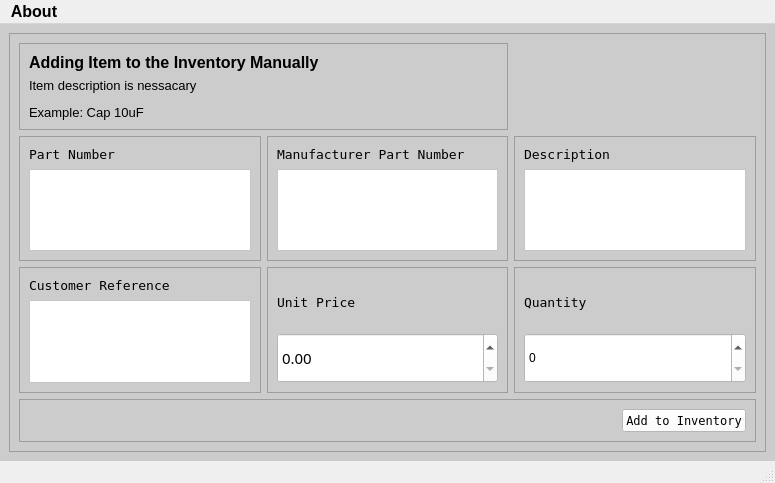
Before: the Qt Designer form Program_Files/UI_Files/adding_item_window.ui in Thomas1B/Electronics-Inventory-Program, drawn with Qt 5.
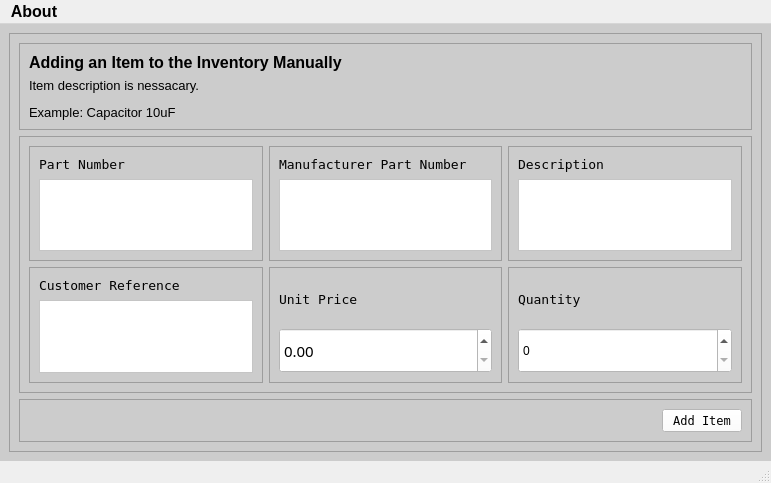
After: the same form once the commit is applied. Icons and pictures are not drawn.

What changed in the file:
```diff
--- a/Program_Files/UI_Files/adding_item_window.ui
+++ b/Program_Files/UI_Files/adding_item_window.ui
@@ -6,7 +6,7 @@
    <rect>
     <x>0</x>
     <y>0</y>
-    <width>775</width>
+    <width>771</width>
     <height>483</height>
    </rect>
   </property>
@@ -54,8 +54,8 @@
       <property name="frameShadow">
        <enum>QFrame::Raised</enum>
       </property>
-      <layout class="QGridLayout" name="gridLayout_2">
-       <item row="0" column="0" colspan="2">
+      <layout class="QVBoxLayout" name="verticalLayout">
+       <item>
         <widget class="QFrame" name="frame_8">
          <property name="frameShape">
           <enum>QFrame::StyledPanel</enum>
@@ -73,7 +73,7 @@
              </font>
             </property>
             <property name="text">
-             <string>&lt;html&gt;&lt;head/&gt;&lt;body&gt;&lt;p&gt;&lt;span style=&quot; font-weight:600;&quot;&gt;Adding Item to the Inventory Manually&lt;/span&gt;&lt;/p&gt;&lt;/body&gt;&lt;/html&gt;</string>
+             <string>&lt;html&gt;&lt;head/&gt;&lt;body&gt;&lt;p&gt;&lt;span style=&quot; font-weight:600;&quot;&gt;Adding an Item to the Inventory Manually&lt;/span&gt;&lt;/p&gt;&lt;/body&gt;&lt;/html&gt;</string>
             </property>
             <property name="alignment">
              <set>Qt::AlignLeading|Qt::AlignLeft|Qt::AlignTop</set>
@@ -89,7 +89,7 @@
              </font>
             </property>
             <property name="text">
-             <string>&lt;html&gt;&lt;head/&gt;&lt;body&gt;&lt;p&gt;Item description is nessacary&lt;/p&gt;&lt;p&gt;Example: Cap 10uF&lt;/p&gt;&lt;/body&gt;&lt;/html&gt;</string>
+             <string>&lt;html&gt;&lt;head/&gt;&lt;body&gt;&lt;p&gt;Item description is nessacary.&lt;/p&gt;&lt;p&gt;Example: Capacitor 10uF&lt;/p&gt;&lt;/body&gt;&lt;/html&gt;</string>
             </property>
             <property name="alignment">
              <set>Qt::AlignLeading|Qt::AlignLeft|Qt::AlignTop</set>
@@ -99,49 +99,17 @@
          </layout>
         </widget>
        </item>
-       <item row="3" column="0" colspan="3">
-        <widget class="QFrame" name="frame_9">
+       <item>
+        <widget class="QFrame" name="entries_frame">
          <property name="frameShape">
           <enum>QFrame::StyledPanel</enum>
          </property>
          <property name="frameShadow">
           <enum>QFrame::Raised</enum>
          </property>
-         <layout class="QHBoxLayout" name="horizontalLayout">
-          <item>
-           <spacer name="horizontalSpacer">
-            <property name="orientation">
-             <enum>Qt::Horizontal</enum>
-            </property>
-            <property name="sizeHint" stdset="0">
-             <size>
-              <width>35</width>
-              <height>20</height>
-             </size>
-            </property>
-           </spacer>
-          </item>
-          <item>
-           <widget class="QPushButton" name="btn_add_to_inventory">
-            <property name="font">
-             <font>
-              <family>Terminal</family>
-             </font>
-            </property>
-            <property name="styleSheet">
-             <string notr="true">background-color: rgb(255, 255, 255);
-</string>
-            </property>
-            <property name="text">
-             <string>Add to Inventory</string>
-            </property>
-           </widget>
-          </item>
-         </layout>
-        </widget>
-       </item>
-       <item row="1" column="0">
-        <widget class="QFrame" name="frame_2">
+         <layout class="QGridLayout" name="gridLayout">
+          <item row="0" column="0">
+           <widget class="QFrame" name="part_num_frame">
          <property name="styleSheet">
           <string notr="true">border-color: rgb(0, 0, 0);</string>
          </property>
@@ -151,7 +119,7 @@
          <property name="frameShadow">
           <enum>QFrame::Raised</enum>
          </property>
-         <layout class="QVBoxLayout" name="verticalLayout">
+            <layout class="QVBoxLayout" name="verticalLayout_2">
           <item>
            <widget class="QLabel" name="label">
             <property name="font">
@@ -204,15 +172,113 @@
          </layout>
         </widget>
        </item>
-       <item row="2" column="0">
-        <widget class="QFrame" name="frame_5">
+          <item row="0" column="1">
+           <widget class="QFrame" name="manu_part_num_frame">
          <property name="frameShape">
           <enum>QFrame::StyledPanel</enum>
          </property>
          <property name="frameShadow">
           <enum>QFrame::Raised</enum>
          </property>
-         <layout class="QVBoxLayout" name="verticalLayout_2">
+            <layout class="QVBoxLayout" name="verticalLayout_5">
+             <item>
+              <widget class="QLabel" name="label_2">
+               <property name="font">
+                <font>
+                 <family>Terminal</family>
+                 <pointsize>10</pointsize>
+                </font>
+               </property>
+               <property name="text">
+                <string>Manufacturer Part Number</string>
+               </property>
+               <property name="alignment">
+                <set>Qt::AlignLeading|Qt::AlignLeft|Qt::AlignVCenter</set>
+               </property>
+              </widget>
+             </item>
+             <item>
+              <widget class="QPlainTextEdit" name="plainTextEdit_manu_part_number">
+               <property name="font">
+                <font>
+                 <family>Arial</family>
+                </font>
+               </property>
+               <property name="styleSheet">
+                <string notr="true">background-color: rgb(255, 255, 255);</string>
+               </property>
+               <property name="tabChangesFocus">
+                <bool>true</bool>
+               </property>
+               <property name="plainText">
+                <string/>
+               </property>
+               <property name="placeholderText">
+                <string/>
+               </property>
+              </widget>
+             </item>
+            </layout>
+           </widget>
+          </item>
+          <item row="0" column="2">
+           <widget class="QFrame" name="descrip_frame">
+            <property name="frameShape">
+             <enum>QFrame::StyledPanel</enum>
+            </property>
+            <property name="frameShadow">
+             <enum>QFrame::Raised</enum>
+            </property>
+            <layout class="QVBoxLayout" name="verticalLayout_8">
+             <item>
+              <widget class="QLabel" name="label_3">
+               <property name="font">
+                <font>
+                 <family>Terminal</family>
+                 <pointsize>10</pointsize>
+                </font>
+               </property>
+               <property name="text">
+                <string>Description</string>
+               </property>
+               <property name="alignment">
+                <set>Qt::AlignLeading|Qt::AlignLeft|Qt::AlignVCenter</set>
+               </property>
+              </widget>
+             </item>
+             <item>
+              <widget class="QPlainTextEdit" name="plainTextEdit_description">
+               <property name="font">
+                <font>
+                 <family>Arial</family>
+                </font>
+               </property>
+               <property name="styleSheet">
+                <string notr="true">background-color: rgb(255, 255, 255);</string>
+               </property>
+               <property name="tabChangesFocus">
+                <bool>true</bool>
+               </property>
+               <property name="plainText">
+                <string/>
+               </property>
+               <property name="placeholderText">
+                <string/>
+               </property>
+              </widget>
+             </item>
+            </layout>
+           </widget>
+          </item>
+          <item row="1" column="0">
+           <widget class="QFrame" name="cus_ref_frame">
+            <property name="frameShape">
+             <enum>QFrame::StyledPanel</enum>
+            </property>
+            <property name="frameShadow">
+             <enum>QFrame::Raised</enum>
+            </property>
+            <layout class="QVBoxLayout" name="verticalLayout_3">
           <item>
            <widget class="QLabel" name="label_4">
             <property name="font">
@@ -253,15 +319,15 @@
          </layout>
         </widget>
        </item>
-       <item row="2" column="1">
-        <widget class="QFrame" name="frame_6">
+          <item row="1" column="1">
+           <widget class="QFrame" name="price_frame">
          <property name="frameShape">
           <enum>QFrame::StyledPanel</enum>
          </property>
          <property name="frameShadow">
           <enum>QFrame::Raised</enum>
          </property>
-         <layout class="QVBoxLayout" name="verticalLayout_5">
+            <layout class="QVBoxLayout" name="verticalLayout_6">
           <item>
            <widget class="QLabel" name="label_5">
             <property name="font">
@@ -299,8 +365,20 @@
              <string notr="true">background-color: rgb(255, 255, 255);
 font: 11pt &quot;Timesw New Romanl&quot;;</string>
             </property>
+               <property name="wrapping">
+                <bool>false</bool>
+               </property>
+               <property name="frame">
+                <bool>true</bool>
+               </property>
+               <property name="accelerated">
+                <bool>true</bool>
+               </property>
+               <property name="showGroupSeparator" stdset="0">
+                <bool>false</bool>
+               </property>
             <property name="maximum">
-             <double>1000000.000000000000000</double>
+                <double>10000000000000000910359990503684350104604539951754865571545457374840902895351334152154180097541612190564352.000000000000000</double>
             </property>
             <property name="value">
              <double>0.000000000000000</double>
@@ -310,113 +388,15 @@
          </layout>
         </widget>
        </item>
-       <item row="1" column="1">
-        <widget class="QFrame" name="frame_3">
-         <property name="frameShape">
-          <enum>QFrame::StyledPanel</enum>
-         </property>
-         <property name="frameShadow">
-          <enum>QFrame::Raised</enum>
-         </property>
-         <layout class="QVBoxLayout" name="verticalLayout_3">
-          <item>
-           <widget class="QLabel" name="label_2">
-            <property name="font">
-             <font>
-              <family>Terminal</family>
-              <pointsize>10</pointsize>
-             </font>
-            </property>
-            <property name="text">
-             <string>Manufacturer Part Number</string>
-            </property>
-            <property name="alignment">
-             <set>Qt::AlignLeading|Qt::AlignLeft|Qt::AlignVCenter</set>
-            </property>
-           </widget>
-          </item>
-          <item>
-           <widget class="QPlainTextEdit" name="plainTextEdit_manu_part_number">
-            <property name="font">
-             <font>
-              <family>Arial</family>
-             </font>
-            </property>
-            <property name="styleSheet">
-             <string notr="true">background-color: rgb(255, 255, 255);</string>
-            </property>
-            <property name="tabChangesFocus">
-             <bool>true</bool>
-            </property>
-            <property name="plainText">
-             <string/>
-            </property>
-            <property name="placeholderText">
-             <string/>
-            </property>
-           </widget>
-          </item>
-         </layout>
-        </widget>
-       </item>
        <item row="1" column="2">
-        <widget class="QFrame" name="frame_4">
+           <widget class="QFrame" name="quantity_frame">
          <property name="frameShape">
           <enum>QFrame::StyledPanel</enum>
          </property>
          <property name="frameShadow">
           <enum>QFrame::Raised</enum>
          </property>
-         <layout class="QVBoxLayout" name="verticalLayout_8">
-          <item>
-           <widget class="QLabel" name="label_3">
-            <property name="font">
-             <font>
-              <family>Terminal</family>
-              <pointsize>10</pointsize>
-             </font>
-            </property>
-            <property name="text">
-             <string>Description</string>
-            </property>
-            <property name="alignment">
-             <set>Qt::AlignLeading|Qt::AlignLeft|Qt::AlignVCenter</set>
-            </property>
-           </widget>
-          </item>
-          <item>
-           <widget class="QPlainTextEdit" name="plainTextEdit_description">
-            <property name="font">
-             <font>
-              <family>Arial</family>
-             </font>
-            </property>
-            <property name="styleSheet">
-             <string notr="true">background-color: rgb(255, 255, 255);</string>
-            </property>
-            <property name="tabChangesFocus">
-             <bool>true</bool>
-            </property>
-            <property name="plainText">
-             <string/>
-            </property>
-            <property name="placeholderText">
-             <string/>
-            </property>
-           </widget>
-          </item>
-         </layout>
-        </widget>
-       </item>
-       <item row="2" column="2">
-        <widget class="QFrame" name="frame_7">
-         <property name="frameShape">
-          <enum>QFrame::StyledPanel</enum>
-         </property>
-         <property name="frameShadow">
-          <enum>QFrame::Raised</enum>
-         </property>
-         <layout class="QVBoxLayout" name="verticalLayout_6">
+            <layout class="QVBoxLayout" name="verticalLayout_9">
           <item>
            <widget class="QLabel" name="label_6">
             <property name="font">
@@ -446,11 +426,68 @@
 font: 11pt &quot;Timesw New Romanl&quot;;</string>
             </property>
             <property name="maximum">
-             <number>1000000</number>
+                <number>999999999</number>
             </property>
             <property name="value">
              <number>0</number>
             </property>
+               <property name="displayIntegerBase">
+                <number>10</number>
+               </property>
+              </widget>
+             </item>
+            </layout>
+           </widget>
+          </item>
+         </layout>
+        </widget>
+       </item>
+       <item>
+        <widget class="QFrame" name="frame_9">
+         <property name="frameShape">
+          <enum>QFrame::StyledPanel</enum>
+         </property>
+         <property name="frameShadow">
+          <enum>QFrame::Raised</enum>
+         </property>
+         <layout class="QHBoxLayout" name="horizontalLayout">
+          <item>
+           <spacer name="horizontalSpacer">
+            <property name="orientation">
+             <enum>Qt::Horizontal</enum>
+            </property>
+            <property name="sizeHint" stdset="0">
+             <size>
+              <width>35</width>
+              <height>20</height>
+             </size>
+            </property>
+           </spacer>
+          </item>
+          <item>
+           <widget class="QPushButton" name="btn_add_to_inventory">
+            <property name="sizePolicy">
+             <sizepolicy hsizetype="Minimum" vsizetype="Fixed">
+              <horstretch>0</horstretch>
+              <verstretch>0</verstretch>
+             </sizepolicy>
+            </property>
+            <property name="font">
+             <font>
+              <family>Terminal</family>
+             </font>
+            </property>
+            <property name="styleSheet">
+             <string notr="true">background-color: rgb(255, 255, 255);
+</string>
+            </property>
+            <property name="text">
+             <string>Add Item</string>
+            </property>
+            <property name="icon">
+             <iconset>
+              <normaloff>../Icons/plus.png</normaloff>../Icons/plus.png</iconset>
+            </property>
            </widget>
           </item>
          </layout>
@@ -466,7 +503,7 @@
     <rect>
      <x>0</x>
      <y>0</y>
-     <width>775</width>
+     <width>771</width>
      <height>25</height>
     </rect>
    </property>
```
Left out of the diff: 3 changed lines with no effect on the pictures. Lines whose indentation alone changed are shown as unchanged.
